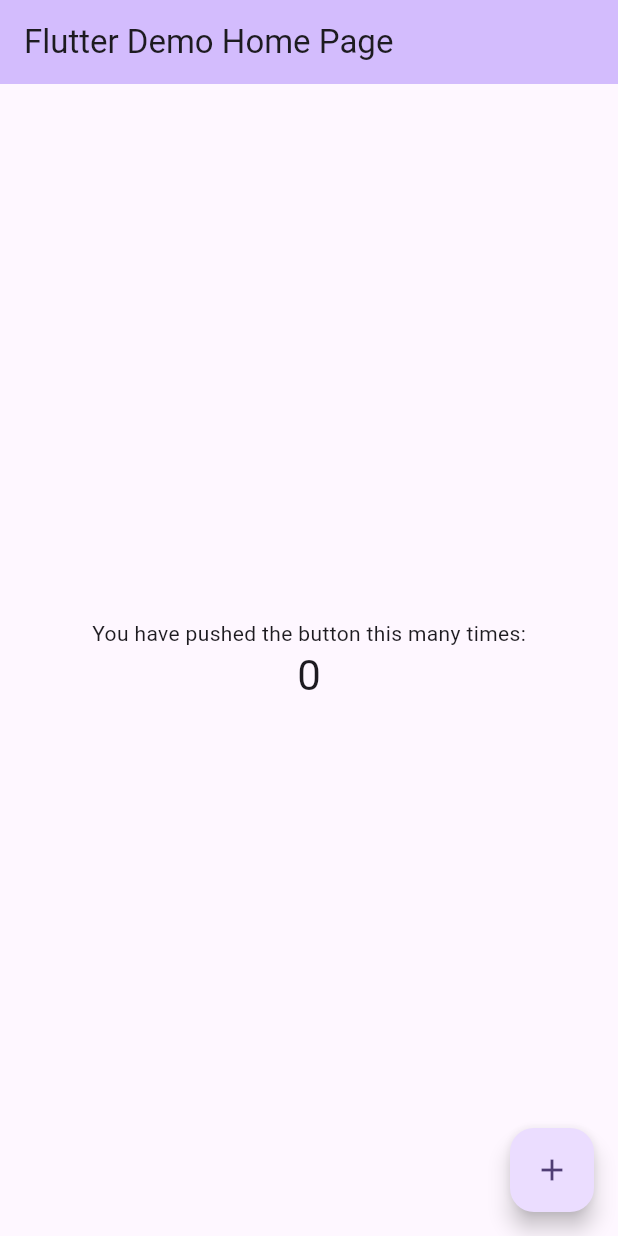
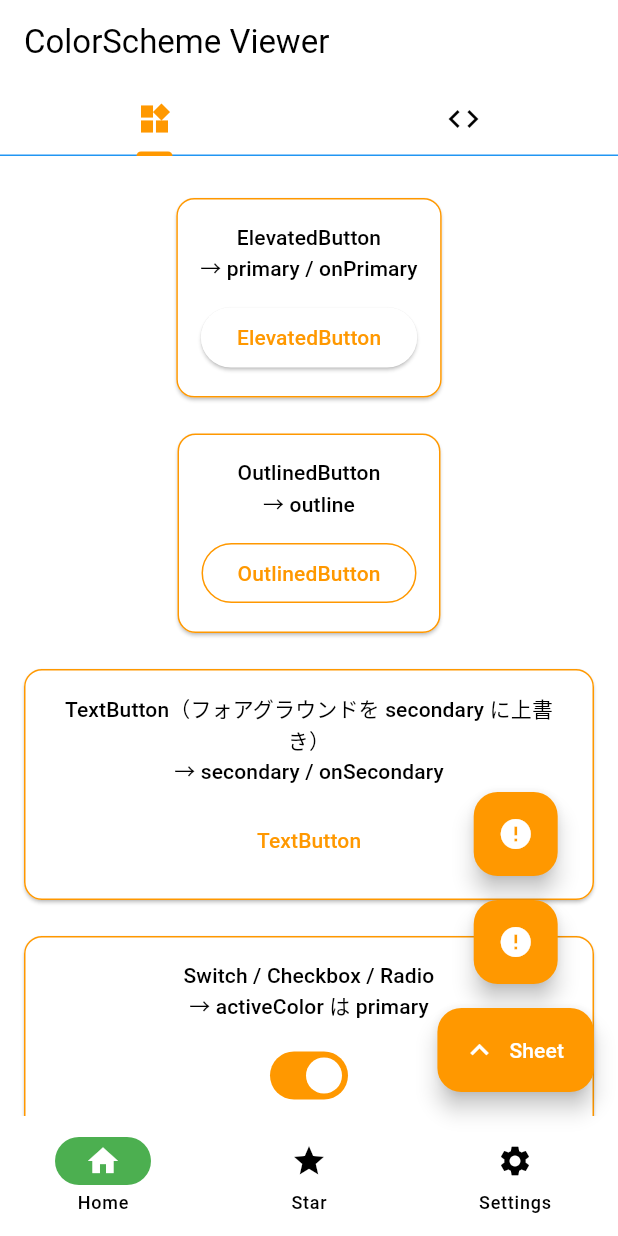
Before and after one commit to go5go69/flutter-color-scheme-sample, a Flutter app: the screen it shows after launch, on a phone screen of 412 x 824 dp. Run offline on Flutter 3.47's test engine with Material 3 defaults, Android fonts, the phone set to English and light mode, and no system bars.

Commit message:
Define ColorScheme and display various widgets

```diff
--- a/lib/main.dart
+++ b/lib/main.dart
@@ -1,4 +1,5 @@
 import 'package:flutter/material.dart';
+import 'package:flutter_color_scheme_sample/theme/app_color_scheme.dart';
 
 void main() {
   runApp(const MyApp());
@@ -6,120 +7,288 @@
 
 class MyApp extends StatelessWidget {
   const MyApp({super.key});
-
-  // This widget is the root of your application.
   @override
   Widget build(BuildContext context) {
     return MaterialApp(
-      title: 'Flutter Demo',
+      title: 'ColorScheme Visual Test',
       theme: ThemeData(
-        // This is the theme of your application.
-        //
-        // TRY THIS: Try running your application with "flutter run". You'll see
-        // the application has a purple toolbar. Then, without quitting the app,
-        // try changing the seedColor in the colorScheme below to Colors.green
-        // and then invoke "hot reload" (save your changes or press the "hot
-        // reload" button in a Flutter-supported IDE, or press "r" if you used
-        // the command line to start the app).
-        //
-        // Notice that the counter didn't reset back to zero; the application
-        // state is not lost during the reload. To reset the state, use hot
-        // restart instead.
-        //
-        // This works for code too, not just values: Most code changes can be
-        // tested with just a hot reload.
-        colorScheme: ColorScheme.fromSeed(seedColor: Colors.deepPurple),
         useMaterial3: true,
+        colorScheme: AppColorScheme.light,
       ),
-      home: const MyHomePage(title: 'Flutter Demo Home Page'),
+      home: const ColorSchemeViewer(),
+      debugShowCheckedModeBanner: false,
     );
   }
 }
 
-class MyHomePage extends StatefulWidget {
-  const MyHomePage({super.key, required this.title});
-
-  // This widget is the home page of your application. It is stateful, meaning
-  // that it has a State object (defined below) that contains fields that affect
-  // how it looks.
-
-  // This class is the configuration for the state. It holds the values (in this
-  // case the title) provided by the parent (in this case the App widget) and
-  // used by the build method of the State. Fields in a Widget subclass are
-  // always marked "final".
-
-  final String title;
-
+class ColorSchemeViewer extends StatefulWidget {
+  const ColorSchemeViewer({super.key});
   @override
-  State<MyHomePage> createState() => _MyHomePageState();
+  State<ColorSchemeViewer> createState() => _ColorSchemeViewerState();
 }
 
-class _MyHomePageState extends State<MyHomePage> {
-  int _counter = 0;
-
-  void _incrementCounter() {
-    setState(() {
-      // This call to setState tells the Flutter framework that something has
-      // changed in this State, which causes it to rerun the build method below
-      // so that the display can reflect the updated values. If we changed
-      // _counter without calling setState(), then the build method would not be
-      // called again, and so nothing would appear to happen.
-      _counter++;
-    });
-  }
+class _ColorSchemeViewerState extends State<ColorSchemeViewer> {
+  bool _check = true;
+  bool _switch = true;
+  int _radio = 0;
+  int _navIndex = 0;
+  double _slider = 0.5;
+  final _tf = TextEditingController();
 
   @override
   Widget build(BuildContext context) {
-    // This method is rerun every time setState is called, for instance as done
-    // by the _incrementCounter method above.
-    //
-    // The Flutter framework has been optimized to make rerunning build methods
-    // fast, so that you can just rebuild anything that needs updating rather
-    // than having to individually change instances of widgets.
-    return Scaffold(
-      appBar: AppBar(
-        // TRY THIS: Try changing the color here to a specific color (to
-        // Colors.amber, perhaps?) and trigger a hot reload to see the AppBar
-        // change color while the other colors stay the same.
-        backgroundColor: Theme.of(context).colorScheme.inversePrimary,
-        // Here we take the value from the MyHomePage object that was created by
-        // the App.build method, and use it to set our appbar title.
-        title: Text(widget.title),
-      ),
-      body: Center(
-        // Center is a layout widget. It takes a single child and positions it
-        // in the middle of the parent.
-        child: Column(
-          // Column is also a layout widget. It takes a list of children and
-          // arranges them vertically. By default, it sizes itself to fit its
-          // children horizontally, and tries to be as tall as its parent.
-          //
-          // Column has various properties to control how it sizes itself and
-          // how it positions its children. Here we use mainAxisAlignment to
-          // center the children vertically; the main axis here is the vertical
-          // axis because Columns are vertical (the cross axis would be
-          // horizontal).
-          //
-          // TRY THIS: Invoke "debug painting" (choose the "Toggle Debug Paint"
-          // action in the IDE, or press "p" in the console), to see the
-          // wireframe for each widget.
-          mainAxisAlignment: MainAxisAlignment.center,
-          children: <Widget>[
-            const Text(
-              'You have pushed the button this many times:',
+    final cs = Theme.of(context).colorScheme;
+
+    return DefaultTabController(
+      length: 2,
+      child: Scaffold(
+        appBar: AppBar(
+          title: const Text('ColorScheme Viewer'),
+          bottom: const TabBar(
+            tabs: [
+              Tab(icon: Icon(Icons.widgets)),
+              Tab(icon: Icon(Icons.code)),
+            ],
+          ),
+        ),
+        floatingActionButton: Column(
+          mainAxisAlignment: MainAxisAlignment.end,
+          children: [
+            FloatingActionButton(
+              onPressed: () => _showErrorSnackBar(context),
+              child: const Icon(Icons.error),
             ),
-            Text(
-              '$_counter',
-              style: Theme.of(context).textTheme.headlineMedium,
+            SizedBox(height: 16),
+            FloatingActionButton(
+              onPressed: () => _showErrorSnackBar(context),
+              child: const Icon(Icons.error),
+            ),
+            SizedBox(height: 16),
+            FloatingActionButton.extended(
+              heroTag: 'sheet',
+              onPressed: () => _showBottomSheet(context),
+              icon: const Icon(Icons.expand_less),
+              label: const Text('Sheet'),
             ),
           ],
         ),
+        bottomNavigationBar: NavigationBar(
+          selectedIndex: _navIndex,
+          onDestinationSelected: (i) => setState(() => _navIndex = i),
+          destinations: const [
+            NavigationDestination(icon: Icon(Icons.home), label: 'Home'),
+            NavigationDestination(icon: Icon(Icons.star), label: 'Star'),
+            NavigationDestination(
+                icon: Icon(Icons.settings), label: 'Settings'),
+          ],
+        ),
+        body: SingleChildScrollView(
+          padding: const EdgeInsets.all(16),
+          child: Column(
+            children: [
+              _Section(
+                title: 'ElevatedButton\n→ primary / onPrimary',
+                child: ElevatedButton(
+                  onPressed: () {},
+                  child: const Text('ElevatedButton'),
+                ),
+              ),
+              _Section(
+                title: 'OutlinedButton\n→ outline',
+                child: OutlinedButton(
+                  onPressed: () {},
+                  child: const Text('OutlinedButton'),
+                ),
+              ),
+              _Section(
+                title:
+                    'TextButton（フォアグラウンドを secondary に上書き）\n→ secondary / onSecondary',
+                child: TextButton(
+                  onPressed: () {},
+                  child: const Text('TextButton'),
+                ),
+              ),
+              _Section(
+                title: 'Switch / Checkbox / Radio\n→ activeColor は primary',
+                child: Column(
+                  children: [
+                    Switch(
+                      value: _switch,
+                      onChanged: (v) => setState(() => _switch = v),
+                    ),
+                    Checkbox(
+                      value: _check,
+                      onChanged: (v) => setState(() => _check = v ?? false),
+                    ),
+                    Row(
+                      mainAxisAlignment: MainAxisAlignment.center,
+                      children: List.generate(
+                        3,
+                        (i) => Radio<int>(
+                          value: i,
+                          groupValue: _radio,
+                          onChanged: (v) => setState(() => _radio = v ?? 0),
+                        ),
+                      ),
+                    ),
+                  ],
+                ),
+              ),
+              _Section(
+                title: 'Divider\n→ outlineVariant',
+                child: const Divider(),
+              ),
+              _Section(
+                title: 'TextField（エラー表示）\n→ error / onError / outline',
+                child: TextField(
+                  controller: _tf,
+                  decoration: const InputDecoration(
+                    labelText: '入力してエラーにしてみてください',
+                    errorText: 'エラー例',
+                  ),
+                ),
+              ),
+              _Section(
+                title: 'Container with surface / onSurface',
+                child: Container(
+                  padding: const EdgeInsets.all(12),
+                  color: cs.surface,
+                  child: Text(
+                    'surface の背景\nonSurface のテキスト',
+                    style: TextStyle(color: cs.onSurface),
+                  ),
+                ),
+              ),
+              _Section(
+                title: 'Chip（selectedColor に secondary）',
+                child: ChoiceChip(
+                  label: const Text('ChoiceChip'),
+                  selected: true,
+                  onSelected: (_) {},
+                ),
+              ),
+              _Section(
+                title: 'Card & ListTile (surface / onSurface)',
+                child: Card(
+                  child: ListTile(
+                    leading: const Icon(Icons.person),
+                    title: const Text('ListTile inside Card'),
+                    subtitle: const Text('surface 背景 & onSurface 文字'),
+                  ),
+                ),
+              ),
+              _Section(
+                title: 'ProgressIndicator → primary',
+                child: Column(
+                  children: const [
+                    CircularProgressIndicator(),
+                    SizedBox(height: 12),
+                    LinearProgressIndicator(),
+                  ],
+                ),
+              ),
+              _Section(
+                title: 'Slider → activeColor は primary',
+                child: Column(
+                  children: [
+                    Slider(
+                      value: _slider,
+                      onChanged: (v) => setState(() => _slider = v),
+                    ),
+                    Text('値: ${(_slider * 100).round()}'),
+                  ],
+                ),
+              ),
+            ],
+          ),
+        ),
       ),
-      floatingActionButton: FloatingActionButton(
-        onPressed: _incrementCounter,
-        tooltip: 'Increment',
-        child: const Icon(Icons.add),
-      ), // This trailing comma makes auto-formatting nicer for build methods.
+    );
+  }
+
+  void _showErrorSnackBar(BuildContext context) {
+    final cs = Theme.of(context).colorScheme;
+    ScaffoldMessenger.of(context).showSnackBar(
+      SnackBar(
+        backgroundColor: cs.error, // ← error
+        content: Text(
+          'SnackBar : error 背景 / onError 文字',
+          style: TextStyle(color: cs.onError),
+        ),
+        action: SnackBarAction(
+          label: 'DISMISS',
+          textColor: cs.onError,
+          onPressed: () {},
+        ),
+      ),
     );
   }
 }
+
+void _showBottomSheet(BuildContext ctx) {
+  final cs = Theme.of(ctx).colorScheme;
+
+  showModalBottomSheet(
+    context: ctx,
+    showDragHandle: true, // M3 のハンドル
+    builder: (context) => Container(
+      padding: const EdgeInsets.all(16),
+      child: Column(
+        mainAxisSize: MainAxisSize.min,
+        crossAxisAlignment: CrossAxisAlignment.stretch,
+        children: [
+          Text('ModalBottomSheet',
+              style: Theme.of(context).textTheme.titleMedium),
+          const SizedBox(height: 12),
+          FilledButton(
+            onPressed: () => Navigator.pop(context),
+            child: const Text('閉じる (primary / onPrimary)'),
+          ),
+          const SizedBox(height: 8),
+          OutlinedButton(
+            onPressed: () {},
+            child: const Text('OutlinedButton (outline)'),
+          ),
+          const SizedBox(height: 8),
+          Text(
+            'surface 上のテキスト (onSurface)',
+            style: TextStyle(color: cs.onSurface),
+          ),
+        ],
+      ),
+    ),
+  );
+}
+
+/// セクション見出し付きカード
+class _Section extends StatelessWidget {
+  final String title;
+  final Widget child;
+  const _Section({required this.title, required this.child});
+
+  @override
+  Widget build(BuildContext context) {
+    final cs = Theme.of(context).colorScheme;
+    return Card(
+      margin: const EdgeInsets.symmetric(vertical: 12),
+      shape: RoundedRectangleBorder(
+        side: BorderSide(color: cs.outline),
+        borderRadius: BorderRadius.circular(12),
+      ),
+      child: Padding(
+        padding: const EdgeInsets.all(16),
+        child: Column(
+          children: [
+            Text(
+              title,
+              style: Theme.of(context).textTheme.labelLarge,
+              textAlign: TextAlign.center,
+            ),
+            const SizedBox(height: 12),
+            child,
+          ],
+        ),
+      ),
+    );
+  }
+}
--- /dev/null
+++ b/lib/theme/app_color_scheme.dart
@@ -0,0 +1,19 @@
+import 'package:flutter/material.dart';
+
+class AppColorScheme {
+  static const light = ColorScheme(
+    brightness: Brightness.light,
+    primary: Colors.orange,
+    onPrimary: Colors.white,
+    secondary: Colors.green,
+    onSecondary: Colors.white,
+    error: Colors.redAccent,
+    onError: Colors.white,
+    surface: Colors.white,
+    onSurface: Colors.black,
+    // OutlineButtonのborderColor,
+    outline: Colors.orange,
+    // Divider, tabBarのdividerColor
+    outlineVariant: Colors.blue,
+  );
+}
```
